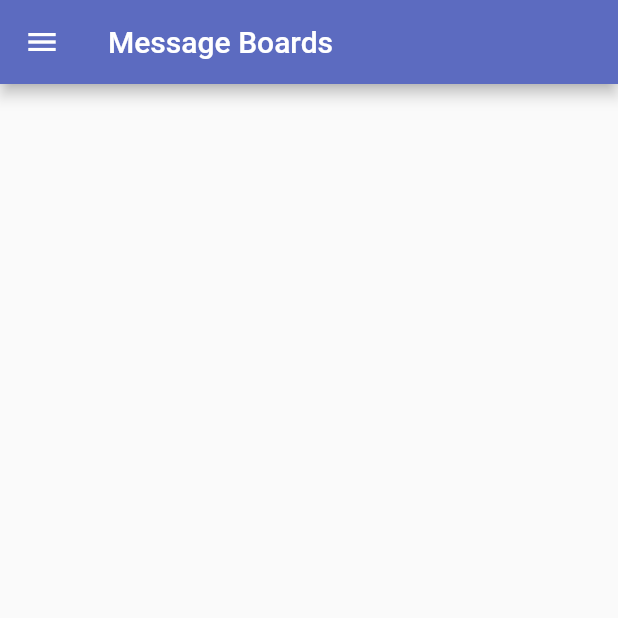
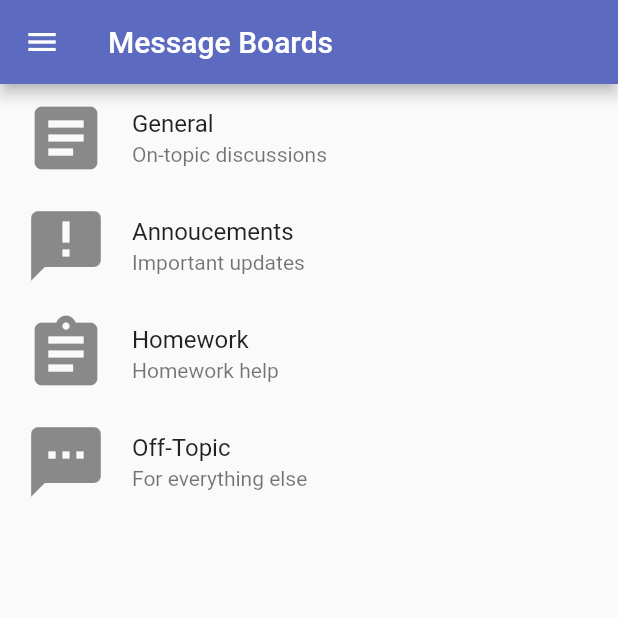
Before and after one commit to jimmbuzz/messageboard, a Flutter app: the Home screen opened directly, on a phone screen of 412 x 824 dp, the top half of it. Run offline on Flutter 3.47's test engine with Material 2 defaults, Android fonts, the phone set to English and light mode, and no system bars; our stand-ins replace cloud_firestore, firebase_auth, firebase_core, google_sign_in; accounts and stored records are empty.

Commit message:
Message Board List

```diff
--- a/lib/screens/home/home.dart
+++ b/lib/screens/home/home.dart
@@ -62,11 +62,43 @@ class Home extends StatelessWidget {
         //     image: AssetImage("lib/images/IMG_8053.JPG"),
         //   )
         // ),
-        child: Stack(
+        child: ListView(
           children: [
-            //adminMessages(),
+            ListTile(
+              leading: Icon(Icons.article, size: 56.0),           //FlutterLogo(size: 56.0),
+              title: Text('General'),
+              subtitle: Text('On-topic discussions'),
+              //trailing: Icon(Icons.more_vert),
+              onTap: () {print('General');},
+            ),
+            ListTile(
+              leading: Icon(Icons.announcement, size: 56.0),
+              title: Text('Annoucements'),
+              subtitle: Text('Important updates'),
+              //trailing: Icon(Icons.more_vert),
+              onTap: () {print('Annoucements');},
+            ),
+            ListTile(
+              leading: Icon(Icons.assignment, size:56.0),
+              title: Text('Homework'),
+              subtitle: Text('Homework help'),
+              //trailing: Icon(Icons.more_vert),
+              onTap: () {print('Homework');},
+            ),
+            ListTile(
+              leading: Icon(Icons.textsms, size: 56.0),
+              title: Text('Off-Topic'),
+              subtitle: Text('For everything else'),
+              //trailing: Icon(Icons.more_vert),
+              onTap: () {print('Off-Topic');},
+            ),
           ],
-        ),
+        )
+        // Stack(
+        //   children: [
+        //     //adminMessages(),
+        //   ],
+        //),
       ),
       //floatingActionButton: adminButtom()
       drawer: Drawer(
```
